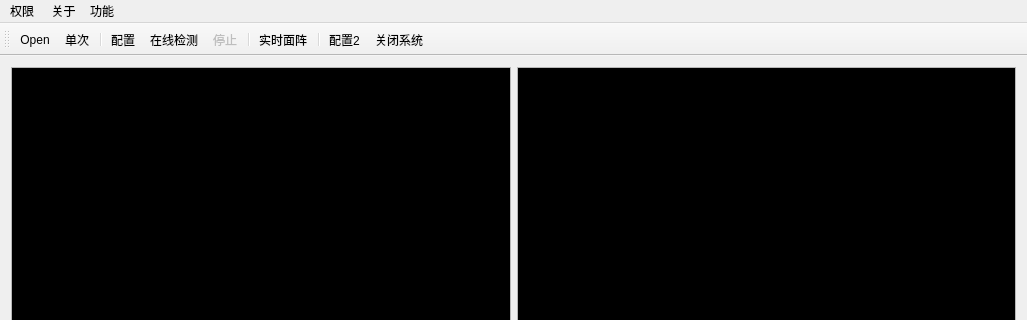
This is HXQ/hxq.ui in galepai/HXQ as Qt 5 draws it before an edit; both pictures show x 0 to 1027 and y 0 to 320 of the 1027 by 810 pixel window. The edited form follows.
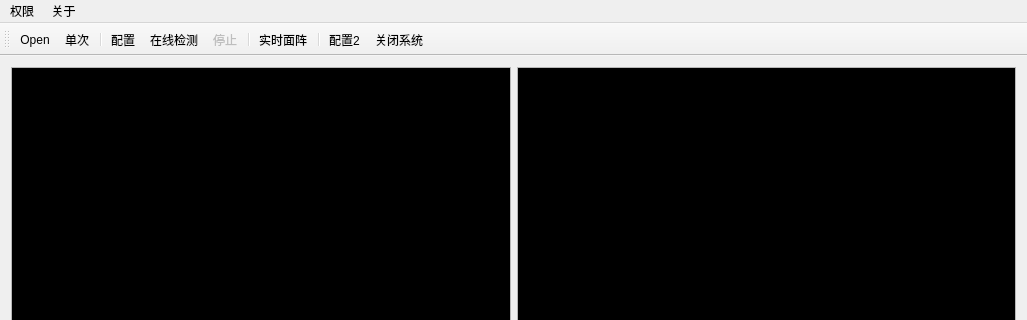
This is the edited form. Icons and pictures are not drawn.

Diff of the .ui file:
```diff
--- a/HXQ/hxq.ui
+++ b/HXQ/hxq.ui
@@ -350,16 +350,8 @@
     <addaction name="OnEngineer"/>
     <addaction name="OnOperator"/>
    </widget>
-   <widget class="QMenu" name="menu_3">
-    <property name="title">
-     <string>功能</string>
-    </property>
-    <addaction name="OnLRC"/>
-    <addaction name="OnDeltaDebug"/>
-   </widget>
    <addaction name="menu_2"/>
    <addaction name="menu"/>
-   <addaction name="menu_3"/>
   </widget>
   <widget class="QToolBar" name="mainToolBar">
    <property name="sizePolicy">
```
Left out of the diff: 10 changed lines with no effect on the pictures.
